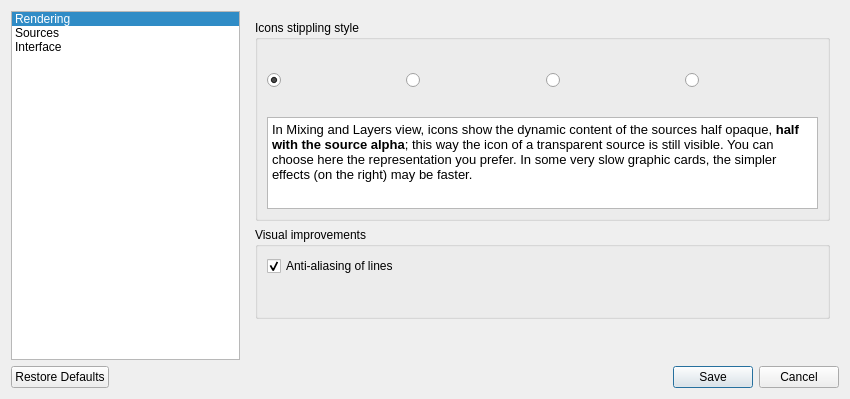
This is src/UserPreferencesDialog.ui in markus-wa/glmixer-mirror as Qt 5 draws it before an edit. The edited form follows.
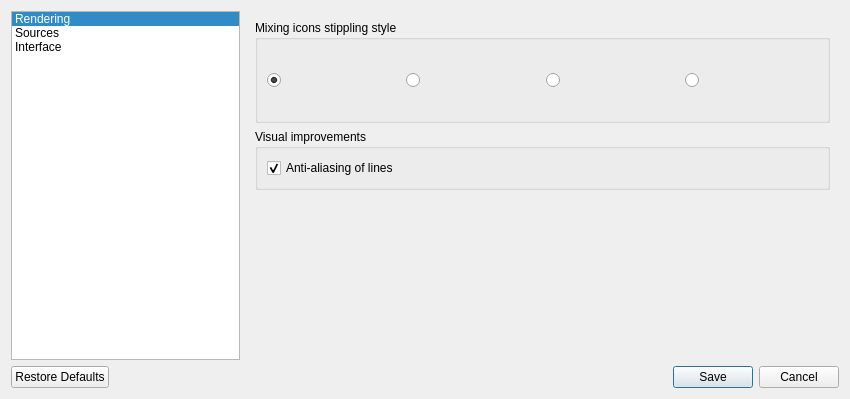
This is the edited form. The open tabs and pages were chosen to show the change. Icons and pictures are not drawn. Custom widgets are drawn as their Qt base class.

Commit message: BUG FIX in rendering pipeline using GLSL and Improvement of user interface (catalog view, stippling, etc.)

```diff
--- a/src/UserPreferencesDialog.ui
+++ b/src/UserPreferencesDialog.ui
@@ -482,7 +482,7 @@
           <string>Select the visual aspect of the icons in the mixing view.</string>
          </property>
          <property name="title">
-          <string>Icons stippling style</string>
+          <string>Mixing icons stippling style</string>
          </property>
          <layout class="QVBoxLayout" name="verticalLayout_7">
           <item>
@@ -584,32 +584,6 @@
             </item>
            </layout>
           </item>
-          <item>
-           <widget class="QTextBrowser" name="textBrowser">
-            <property name="enabled">
-             <bool>true</bool>
-            </property>
-            <property name="sizePolicy">
-             <sizepolicy hsizetype="Expanding" vsizetype="Maximum">
-              <horstretch>0</horstretch>
-              <verstretch>0</verstretch>
-             </sizepolicy>
-            </property>
-            <property name="maximumSize">
-             <size>
-              <width>16777215</width>
-              <height>100</height>
-             </size>
-            </property>
-            <property name="html">
-             <string>&lt;!DOCTYPE HTML PUBLIC &quot;-//W3C//DTD HTML 4.0//EN&quot; &quot;http://www.w3.org/TR/REC-html40/strict.dtd&quot;&gt;
-&lt;html&gt;&lt;head&gt;&lt;meta name=&quot;qrichtext&quot; content=&quot;1&quot; /&gt;&lt;style type=&quot;text/css&quot;&gt;
-p, li { white-space: pre-wrap; }
-&lt;/style&gt;&lt;/head&gt;&lt;body style=&quot; font-family:'Sans Serif'; font-size:8pt; font-weight:400; font-style:normal;&quot;&gt;
-&lt;p style=&quot; margin-top:0px; margin-bottom:0px; margin-left:0px; margin-right:0px; -qt-block-indent:0; text-indent:0px;&quot;&gt;&lt;span style=&quot; font-size:10pt;&quot;&gt;In Mixing and Layers view, icons show the dynamic content of the sources half opaque, &lt;/span&gt;&lt;span style=&quot; font-size:10pt; font-weight:600;&quot;&gt;half with the source alpha&lt;/span&gt;&lt;span style=&quot; font-size:10pt;&quot;&gt;; this way the icon of a transparent source is still visible. You can choose here the representation you prefer. In some very slow graphic cards, the simpler effects (on the right) may be faster.&lt;/span&gt;&lt;/p&gt;&lt;/body&gt;&lt;/html&gt;</string>
-            </property>
-           </widget>
-          </item>
          </layout>
         </widget>
        </item>
@@ -629,19 +603,6 @@
             </property>
            </widget>
           </item>
-          <item>
-           <spacer name="verticalSpacer_4">
-            <property name="orientation">
-             <enum>Qt::Vertical</enum>
-            </property>
-            <property name="sizeHint" stdset="0">
-             <size>
-              <width>20</width>
-              <height>40</height>
-             </size>
-            </property>
-           </spacer>
-          </item>
          </layout>
         </widget>
        </item>
```
Left out of the diff: 18 changed lines with no effect on the pictures. The commit also changes 19 other files.
